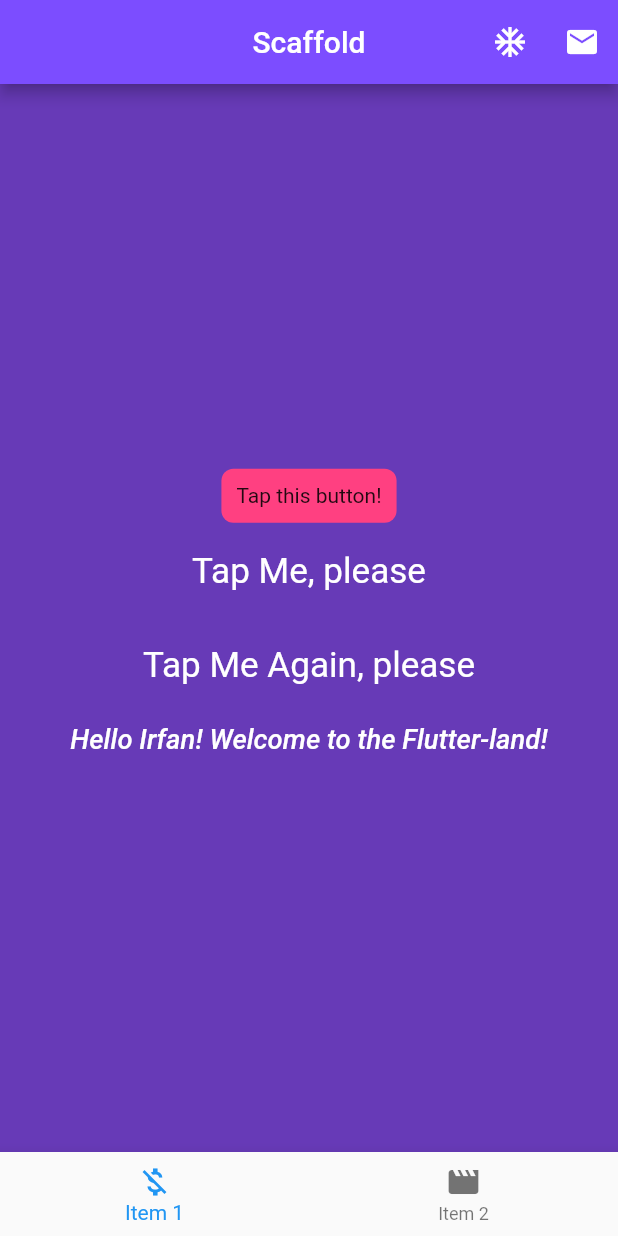
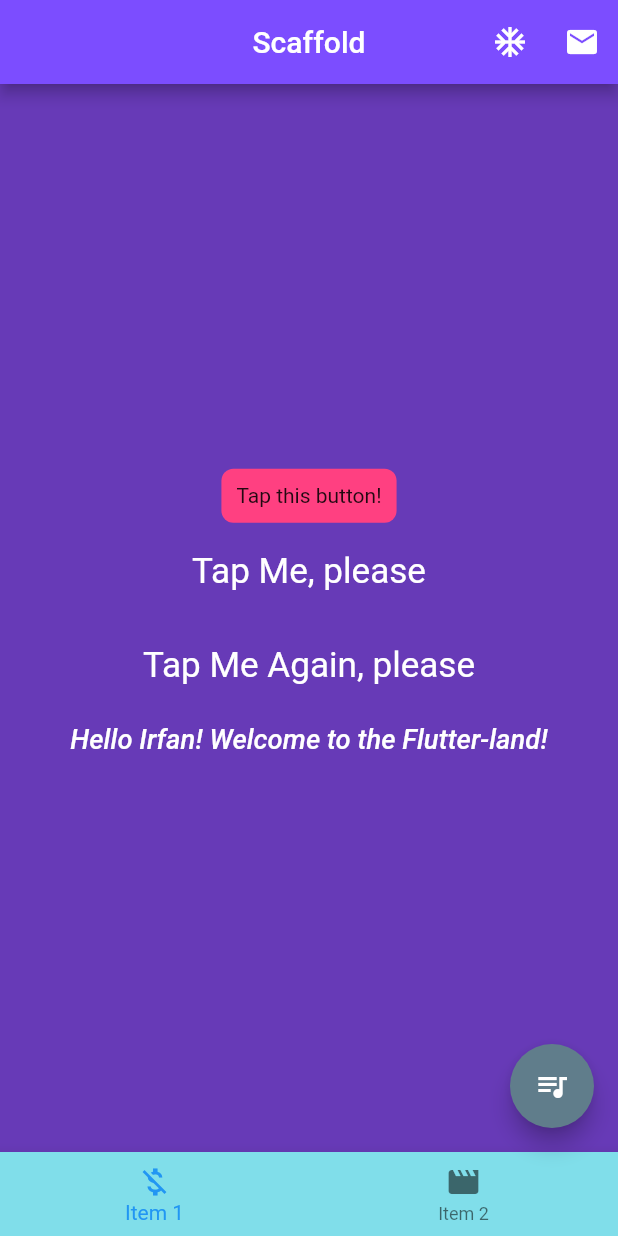
Before and after one commit to irfan87/flutter_hello_world, a Flutter app: the screen it shows after launch, on a phone screen of 412 x 824 dp. Run offline on Flutter 3.47's test engine with Material 2 defaults, Android fonts, the phone set to English and light mode, and no system bars.

Commit message:
applied floating action button (FAB)

```diff
--- a/lib/ui/home.dart
+++ b/lib/ui/home.dart
@@ -94,7 +94,13 @@ class ScaffoldExample extends StatelessWidget {
           )
         ],
       ),
+      floatingActionButton: FloatingActionButton(
+        backgroundColor: Colors.blueGrey,
+        child: Icon(Icons.queue_music),
+        onPressed: () => debugPrint("FAB pressed!"),
+      ),
       bottomNavigationBar: BottomNavigationBar(
+        backgroundColor: Colors.cyan.shade200,
         items: [
           BottomNavigationBarItem(
               icon: Icon(Icons.money_off), title: Text('Item 1')),
```
